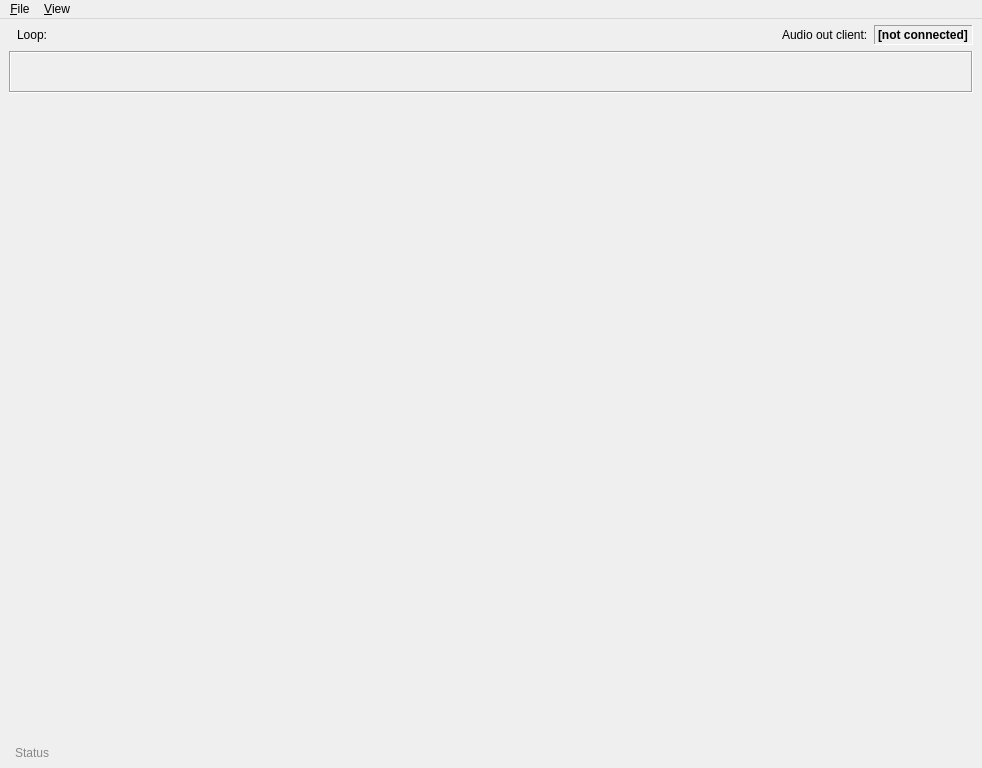
This is res/main_window.ui in Zen-Master-SoSo/kitbash as Qt 5 draws it before an edit. The edited form follows.
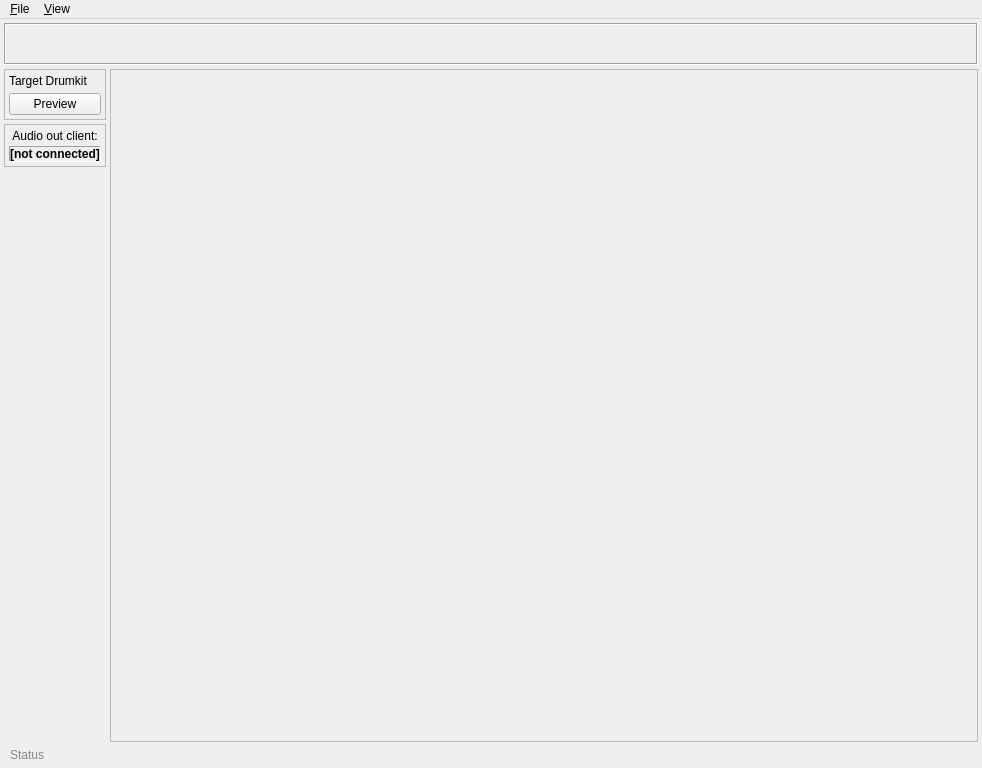
This is the edited form. Icons and pictures are not drawn.

What changed in the file:
```diff
--- a/res/main_window.ui
+++ b/res/main_window.ui
@@ -18,72 +18,22 @@
     <normaloff>musecbox-icon.png</normaloff>musecbox-icon.png</iconset>
   </property>
   <widget class="QWidget" name="centralwidget">
-   <layout class="QVBoxLayout" name="verticalLayout" stretch="0,0,10,0">
+   <layout class="QVBoxLayout" name="vlo1" stretch="0,10,0">
+    <property name="spacing">
+     <number>4</number>
+    </property>
     <property name="leftMargin">
-     <number>9</number>
+     <number>4</number>
     </property>
     <property name="topMargin">
-     <number>6</number>
+     <number>4</number>
     </property>
     <property name="rightMargin">
-     <number>9</number>
+     <number>4</number>
     </property>
     <property name="bottomMargin">
-     <number>6</number>
+     <number>4</number>
     </property>
-    <item>
-     <layout class="QHBoxLayout" name="hzlo_top">
-      <item>
-       <widget class="QLabel" name="lbl1">
-        <property name="text">
-         <string>Loop:</string>
-        </property>
-        <property name="indent">
-         <number>8</number>
-        </property>
-       </widget>
-      </item>
-      <item>
-       <spacer name="horizontalSpacer">
-        <property name="orientation">
-         <enum>Qt::Horizontal</enum>
-        </property>
-        <property name="sizeHint" stdset="0">
-         <size>
-          <width>40</width>
-          <height>20</height>
-         </size>
-        </property>
-       </spacer>
-      </item>
-      <item>
-       <widget class="QLabel" name="lbl2">
-        <property name="text">
-         <string>Audio out client:</string>
-        </property>
-       </widget>
-      </item>
-      <item>
-       <widget class="QLabel" name="lbl_audio_client">
-        <property name="font">
-         <font>
-          <weight>75</weight>
-          <bold>true</bold>
-         </font>
-        </property>
-        <property name="frameShape">
-         <enum>QFrame::Panel</enum>
-        </property>
-        <property name="frameShadow">
-         <enum>QFrame::Sunken</enum>
-        </property>
-        <property name="text">
-         <string>[not connected]</string>
-        </property>
-       </widget>
-      </item>
-     </layout>
-    </item>
     <item>
      <widget class="QFrame" name="frm_looper">
       <property name="minimumSize">
@@ -121,30 +71,154 @@
      </widget>
     </item>
     <item>
-     <widget class="QScrollArea" name="drums_scroller">
-      <property name="sizePolicy">
-       <sizepolicy hsizetype="Expanding" vsizetype="MinimumExpanding">
-        <horstretch>0</horstretch>
-        <verstretch>0</verstretch>
-       </sizepolicy>
-      </property>
-      <property name="frameShape">
-       <enum>QFrame::NoFrame</enum>
-      </property>
-      <property name="widgetResizable">
-       <bool>true</bool>
-      </property>
-      <widget class="QWidget" name="drums_scroll_contents">
-       <property name="geometry">
-        <rect>
-         <x>0</x>
-         <y>0</y>
-         <width>964</width>
-         <height>634</height>
-        </rect>
-       </property>
-      </widget>
-     </widget>
+     <layout class="QHBoxLayout" name="hlo_main" stretch="0,10">
+      <item>
+       <layout class="QVBoxLayout" name="vlo2">
+        <item>
+         <widget class="QFrame" name="frm_target">
+          <property name="frameShape">
+           <enum>QFrame::StyledPanel</enum>
+          </property>
+          <property name="frameShadow">
+           <enum>QFrame::Raised</enum>
+          </property>
+          <layout class="QVBoxLayout" name="verticalLayout">
+           <property name="spacing">
+            <number>5</number>
+           </property>
+           <property name="leftMargin">
+            <number>4</number>
+           </property>
+           <property name="topMargin">
+            <number>4</number>
+           </property>
+           <property name="rightMargin">
+            <number>4</number>
+           </property>
+           <property name="bottomMargin">
+            <number>4</number>
+           </property>
+           <item>
+            <widget class="QLabel" name="lbl4">
+             <property name="text">
+              <string>Target Drumkit</string>
+             </property>
+             <property name="textFormat">
+              <enum>Qt::PlainText</enum>
+             </property>
+            </widget>
+           </item>
+           <item>
+            <widget class="QPushButton" name="b_preview">
+             <property name="text">
+              <string>Preview</string>
+             </property>
+             <property name="checkable">
+              <bool>true</bool>
+             </property>
+            </widget>
+           </item>
+          </layout>
+         </widget>
+        </item>
+        <item>
+         <widget class="QFrame" name="frm_audio_out">
+          <property name="frameShape">
+           <enum>QFrame::StyledPanel</enum>
+          </property>
+          <property name="frameShadow">
+           <enum>QFrame::Raised</enum>
+          </property>
+          <layout class="QVBoxLayout" name="vlo3">
+           <property name="spacing">
+            <number>3</number>
+           </property>
+           <property name="leftMargin">
+            <number>4</number>
+           </property>
+           <property name="topMargin">
+            <number>4</number>
+           </property>
+           <property name="rightMargin">
+            <number>4</number>
+           </property>
+           <property name="bottomMargin">
+            <number>4</number>
+           </property>
+           <item>
+            <widget class="QLabel" name="lbl2">
+             <property name="text">
+              <string>Audio out client:</string>
+             </property>
+             <property name="alignment">
+              <set>Qt::AlignCenter</set>
+             </property>
+            </widget>
+           </item>
+           <item>
+            <widget class="QLabel" name="lbl_audio_client">
+             <property name="font">
+              <font>
+               <weight>75</weight>
+               <bold>true</bold>
+              </font>
+             </property>
+             <property name="frameShape">
+              <enum>QFrame::Panel</enum>
+             </property>
+             <property name="frameShadow">
+              <enum>QFrame::Sunken</enum>
+             </property>
+             <property name="text">
+              <string>[not connected]</string>
+             </property>
+             <property name="alignment">
+              <set>Qt::AlignCenter</set>
+             </property>
+            </widget>
+           </item>
+          </layout>
+         </widget>
+        </item>
+        <item>
+         <spacer name="verticalSpacer_2">
+          <property name="orientation">
+           <enum>Qt::Vertical</enum>
+          </property>
+          <property name="sizeHint" stdset="0">
+           <size>
+            <width>20</width>
+            <height>40</height>
+           </size>
+          </property>
+         </spacer>
+        </item>
+       </layout>
+      </item>
+      <item>
+       <widget class="QScrollArea" name="drums_scroller">
+        <property name="sizePolicy">
+         <sizepolicy hsizetype="Expanding" vsizetype="MinimumExpanding">
+          <horstretch>0</horstretch>
+          <verstretch>0</verstretch>
+         </sizepolicy>
+        </property>
+        <property name="widgetResizable">
+         <bool>true</bool>
+        </property>
+        <widget class="QWidget" name="drums_scroll_contents">
+         <property name="geometry">
+          <rect>
+           <x>0</x>
+           <y>0</y>
+           <width>837</width>
+           <height>666</height>
+          </rect>
+         </property>
+        </widget>
+       </widget>
+      </item>
+     </layout>
     </item>
     <item>
      <widget class="QFrame" name="frm_statusbar">
```
Left out of the diff: 5 changed lines with no effect on the pictures.
